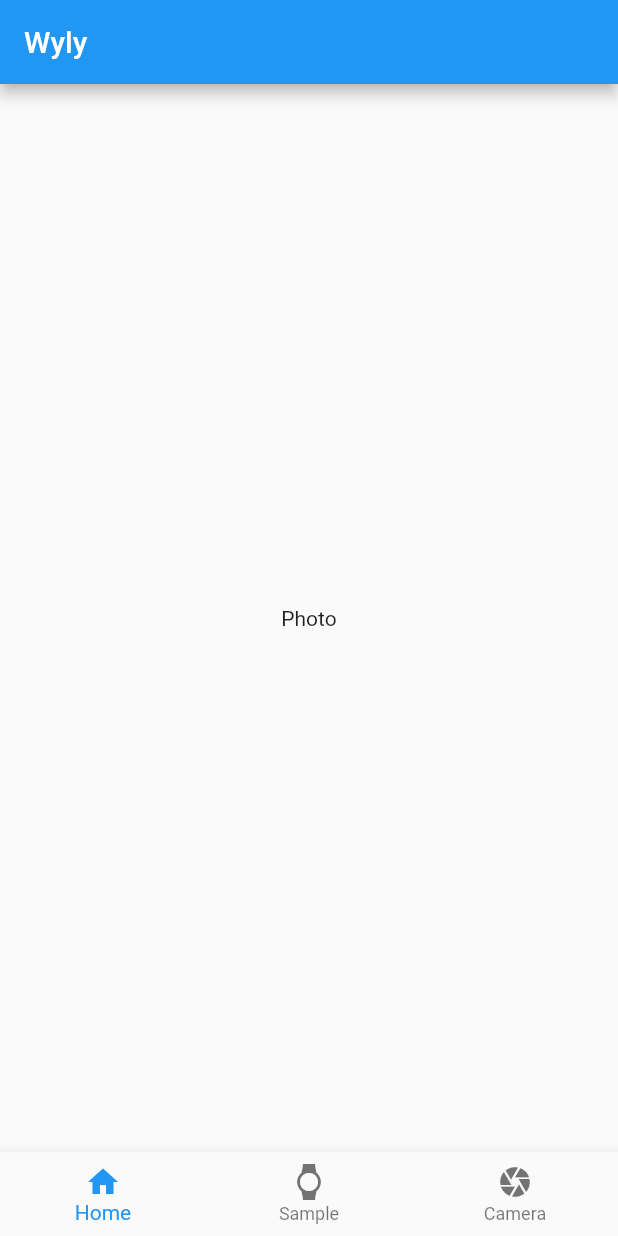
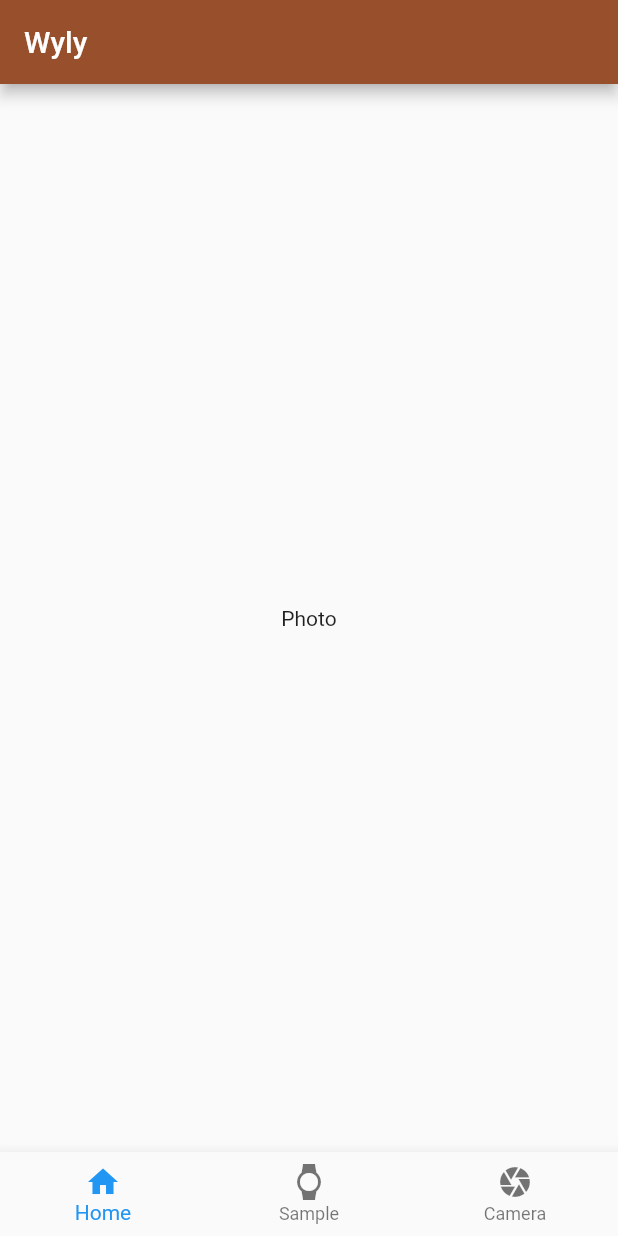
Before and after one commit to gimKondo/wyly-mobile, a Flutter app: the screen it shows after launch, on a phone screen of 412 x 824 dp. Run offline on Flutter 3.47's test engine with Material 2 defaults, Android fonts, the phone set to English and light mode, and no system bars; our stand-ins replace camera.

Commit message:
:+1: change primary color

```diff
--- a/lib/main.dart
+++ b/lib/main.dart
@@ -22,16 +22,8 @@ class MyApp extends StatelessWidget {
     return MaterialApp(
       title: 'Wyly',
       theme: ThemeData(
-        // This is the theme of your application.
-        //
-        // Try running your application with "flutter run". You'll see the
-        // application has a blue toolbar. Then, without quitting the app, try
-        // changing the primarySwatch below to Colors.green and then invoke
-        // "hot reload" (press "r" in the console where you ran "flutter run",
-        // or simply save your changes to "hot reload" in a Flutter IDE).
-        // Notice that the counter didn't reset back to zero; the application
-        // is not restarted.
-        primarySwatch: Colors.blue,
+        // primarySwatch: Colors.blue,
+        primaryColor: Color.fromARGB(0xFF, 0x98, 0x4F, 0x2B), // #984F2B
       ),
       initialRoute: '/',
       routes: {
```
